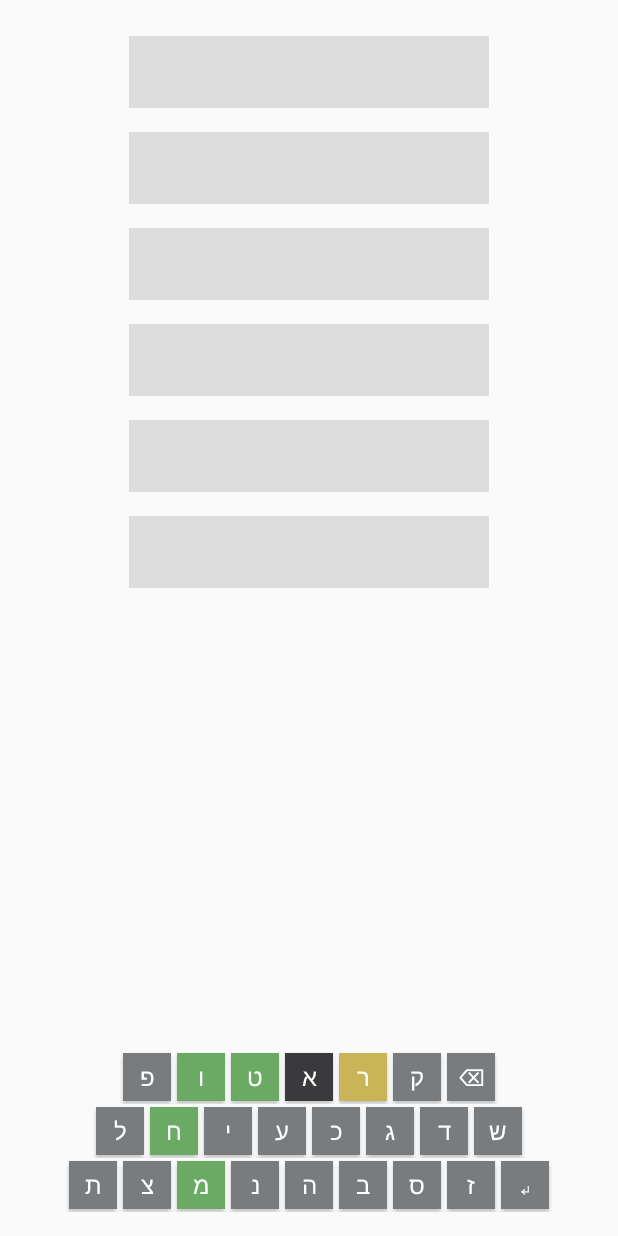
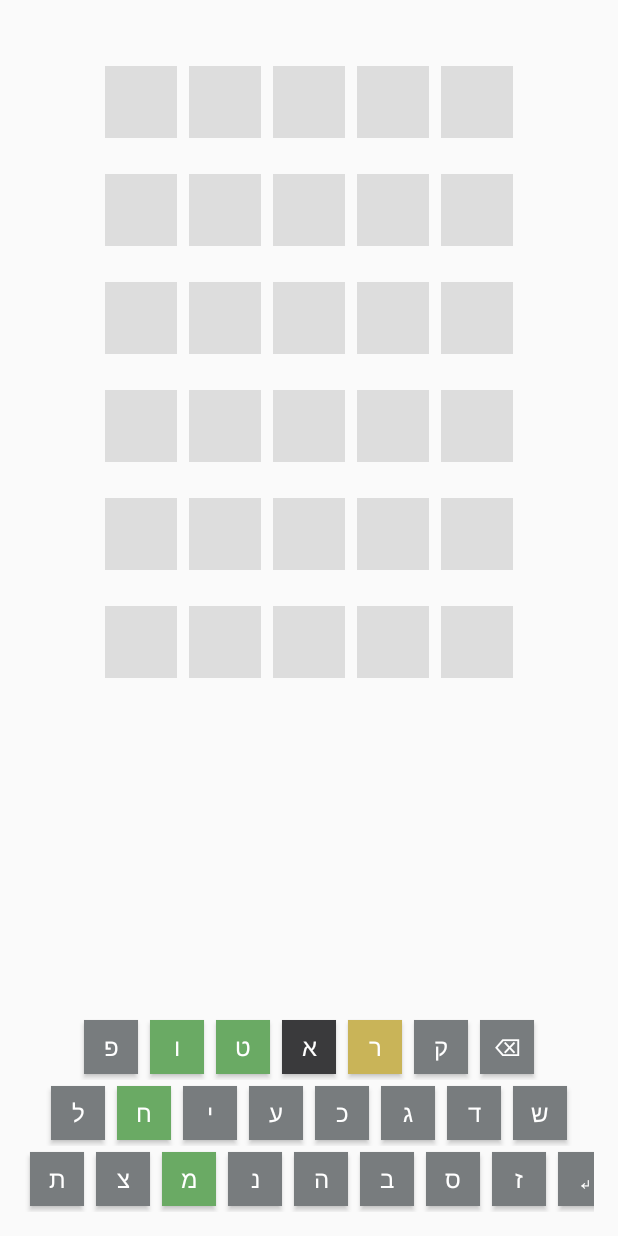
Before and after one commit to talhinski/wordleApp, an Android app: the screen it shows after launch (MainActivity), on a phone screen of 412 x 824 dp. Run offline under Robolectric (Android 15) with nearby library versions, the phone set to English and light mode, and no system bars; our stand-ins replace data binding.

Commit message:
Implement character input handling in WordleGame; enhance KeyboardFragment with button listeners and update UI styles

```diff
--- a/app/src/main/java/com/hinski/wordelapplication/view/KeyboardFragment.java
+++ b/app/src/main/java/com/hinski/wordelapplication/view/KeyboardFragment.java
@@ -4,8 +4,14 @@ import android.os.Bundle;
 import android.view.LayoutInflater;
 import android.view.View;
 import android.view.ViewGroup;
+import android.widget.Button;
+
+import androidx.annotation.NonNull;
+import androidx.annotation.Nullable;
 import androidx.fragment.app.Fragment;
 import androidx.lifecycle.ViewModelProvider;
+
+import com.hinski.wordelapplication.R;
 import com.hinski.wordelapplication.databinding.FragmentKeyboardBinding;
 import com.hinski.wordelapplication.viewmodel.GameViewModel;
 
@@ -20,6 +26,39 @@ public class KeyboardFragment extends Fragment {
         viewModel = new ViewModelProvider(requireActivity()).get(GameViewModel.class);
         binding.setViewModel(viewModel);
         binding.setLifecycleOwner(this);
+
         return binding.getRoot();
     }
+
+    @Override
+    public void onViewCreated(@NonNull View view, @Nullable Bundle savedInstanceState) {
+        super.onViewCreated(view, savedInstanceState);
+        setupKeyboardListeners(view);
+    }
+
+    private void setupKeyboardListeners(@NonNull View view) {
+        ViewGroup rootLayout = (ViewGroup) view;
+        setButtonListenersRecursively(rootLayout);
+    }
+
+    private void setButtonListenersRecursively(ViewGroup parent) {
+        for (int i = 0; i < parent.getChildCount(); i++) {
+            View child = parent.getChildAt(i);
+            if (child instanceof Button) {
+                Button button = (Button) child;
+                button.setOnClickListener(v -> {
+                    String buttonText = button.getText().toString();
+                    if (buttonText.equals("Enter")) {
+                        viewModel.testCurrentGuess();
+                    } else if (buttonText.equals("Delete")) {
+                        viewModel.deleteChar();
+                    } else if (buttonText.length() == 1) {
+                        viewModel.enterChar(buttonText.charAt(0));
+                    }
+                });
+            } else if (child instanceof ViewGroup) {
+                setButtonListenersRecursively((ViewGroup) child);
+            }
+        }
+    }
 }
--- a/app/src/main/res/layout/component_cell.xml
+++ b/app/src/main/res/layout/component_cell.xml
@@ -10,6 +10,7 @@
 
 
     <TextView
+        android:layout_margin="4dp"
         android:layout_width="48dp"
         android:layout_height="48dp"
         android:background="@{cell.backgroundColor}"
--- a/app/src/main/res/layout/fragment_game_board.xml
+++ b/app/src/main/res/layout/fragment_game_board.xml
@@ -9,7 +9,8 @@
         android:id="@+id/game_board"
         android:orientation="vertical"
         android:layout_width="match_parent"
-        android:layout_height="match_parent">
+        android:layout_height="match_parent"
+        android:padding="16dp">
         <!-- Dynamic rows will be added here -->
     </LinearLayout>
 </layout>
--- a/app/src/main/res/values/styles.xml
+++ b/app/src/main/res/values/styles.xml
@@ -10,14 +10,14 @@
     <style name="Theme.WordelApplication" parent="Base.Theme.WordelApplication"></style>
 
     <style name="KeyboardButton" parent="Widget.AppCompat.Button">
-        <item name="android:layout_width">32dp</item>
-        <item name="android:layout_height">32dp</item>
+        <item name="android:layout_width">36dp</item>
+        <item name="android:layout_height">36dp</item>
         <item name="android:background">@color/keyboard_default</item>
         <item name="android:textColor">@android:color/white</item>
         <item name="android:textSize">16sp</item>
         <item name="android:gravity">center</item>
-        <item name="android:padding">2dp</item>
-        <item name="android:layout_margin">2dp</item>
+        <item name="android:padding">4dp</item>
+        <item name="android:layout_margin">4dp</item>
     </style>
 
 
```
Also changed, not shown: app/src/main/java/com/hinski/wordelapplication/model/WordleGame.java (+17 -0 lines), app/src/main/java/com/hinski/wordelapplication/viewmodel/GameViewModel.java (+13 -0 lines).
